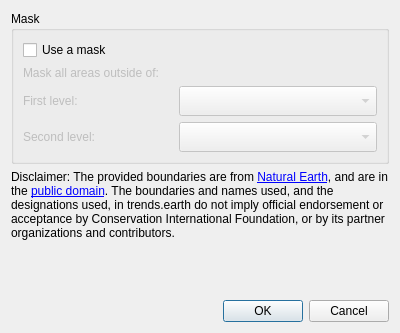
This is LDMP/gui/DlgVisualizationBasemap.ui in ConservationInternational/trends.earth as Qt 5 draws it before an edit. The edited form follows.
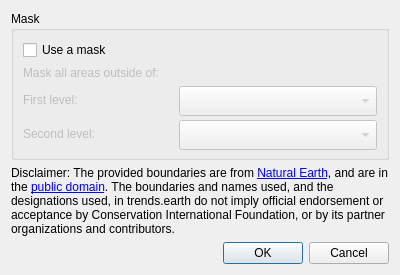
This is the edited form.

```diff
--- a/LDMP/gui/DlgVisualizationBasemap.ui
+++ b/LDMP/gui/DlgVisualizationBasemap.ui
@@ -7,11 +7,11 @@
     <x>0</x>
     <y>0</y>
     <width>400</width>
-    <height>333</height>
+    <height>275</height>
    </rect>
   </property>
   <property name="sizePolicy">
-   <sizepolicy hsizetype="Expanding" vsizetype="Expanding">
+   <sizepolicy hsizetype="Fixed" vsizetype="Fixed">
     <horstretch>0</horstretch>
     <verstretch>0</verstretch>
    </sizepolicy>
```
